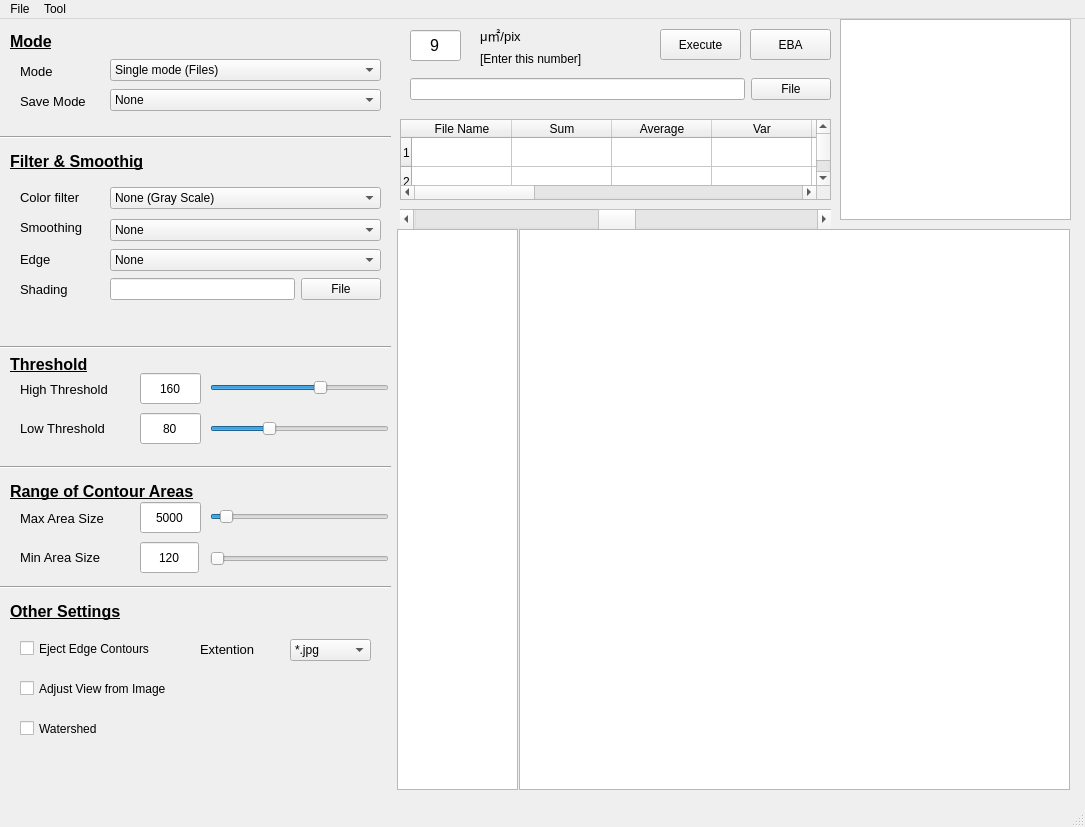
Qt form pyside_blog/pygraph_Opencv.ui (tatabox2000/Data_science) before a commit.
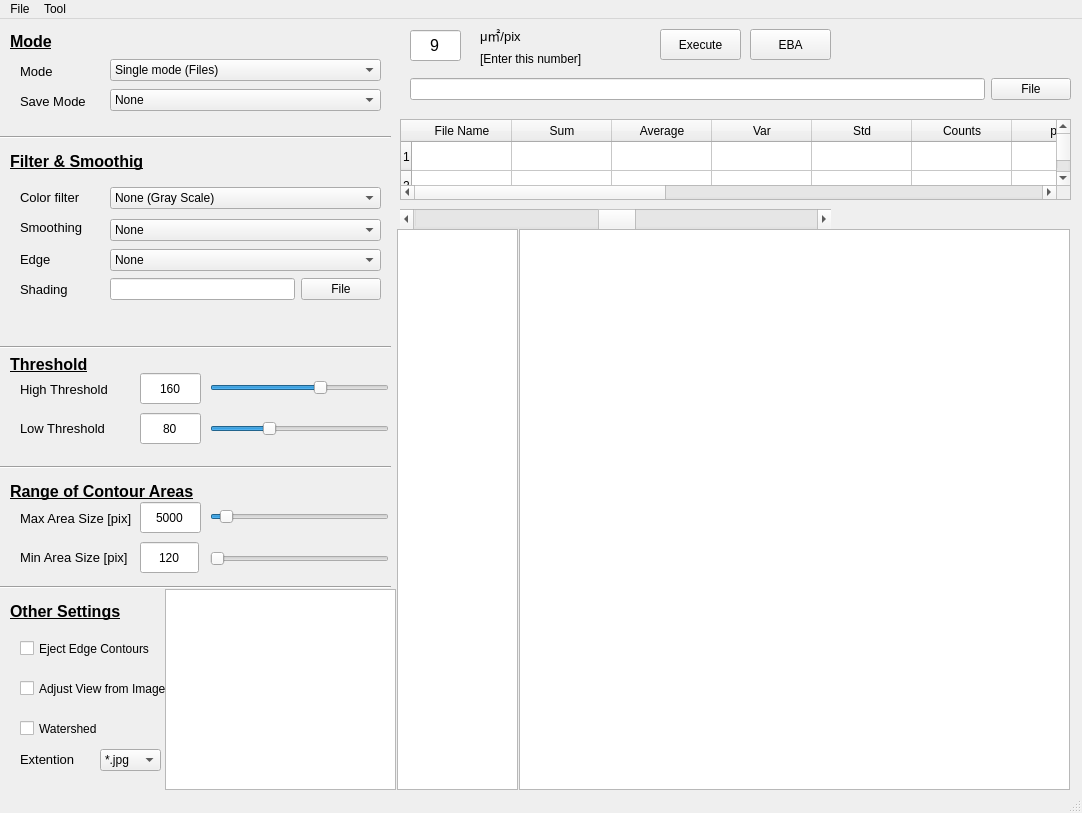
The same form after that commit. Custom widgets are drawn as their Qt base class.

```diff
--- a/pyside_blog/pygraph_Opencv.ui
+++ b/pyside_blog/pygraph_Opencv.ui
@@ -6,8 +6,8 @@
    <rect>
     <x>0</x>
     <y>0</y>
-    <width>1085</width>
-    <height>827</height>
+    <width>1082</width>
+    <height>813</height>
    </rect>
   </property>
   <property name="sizePolicy">
@@ -31,7 +31,7 @@
      <rect>
       <x>410</x>
       <y>50</y>
-      <width>421</width>
+      <width>661</width>
       <height>41</height>
      </rect>
     </property>
@@ -494,7 +494,7 @@
         </font>
        </property>
        <property name="text">
-        <string>Max Area Size</string>
+        <string>Max Area Size [pix]</string>
        </property>
       </widget>
      </item>
@@ -506,7 +506,7 @@
         </font>
        </property>
        <property name="text">
-        <string>Min Area Size</string>
+        <string>Min Area Size [pix]</string>
        </property>
       </widget>
      </item>
@@ -755,8 +755,8 @@
    <widget class="GraphicsLayoutWidget" name="sub_view">
     <property name="geometry">
      <rect>
-      <x>840</x>
-      <y>0</y>
+      <x>165</x>
+      <y>570</y>
       <width>231</width>
       <height>201</height>
      </rect>
@@ -784,8 +784,8 @@
    <widget class="QLabel" name="label_14">
     <property name="geometry">
      <rect>
-      <x>200</x>
-      <y>620</y>
+      <x>20</x>
+      <y>730</y>
       <width>81</width>
       <height>21</height>
      </rect>
@@ -802,9 +802,9 @@
    <widget class="QComboBox" name="extention_combo">
     <property name="geometry">
      <rect>
-      <x>290</x>
-      <y>620</y>
-      <width>81</width>
+      <x>100</x>
+      <y>730</y>
+      <width>61</width>
       <height>22</height>
      </rect>
     </property>
@@ -920,7 +920,7 @@
      <rect>
       <x>400</x>
       <y>100</y>
-      <width>431</width>
+      <width>671</width>
       <height>81</height>
      </rect>
     </property>
@@ -931,7 +931,7 @@
      <number>2</number>
     </property>
     <property name="columnCount">
-     <number>13</number>
+     <number>15</number>
     </property>
     <attribute name="horizontalHeaderDefaultSectionSize">
      <number>100</number>
@@ -977,6 +977,16 @@
       <string>Counts</string>
      </property>
     </column>
+    <column>
+     <property name="text">
+      <string>ppm</string>
+     </property>
+    </column>
+    <column>
+     <property name="text">
+      <string>μ㎡/㎡</string>
+     </property>
+    </column>
     <column/>
     <column/>
     <column/>
@@ -984,22 +994,6 @@
     <column/>
     <column/>
     <column/>
-    <item row="0" column="6">
-     <property name="text">
-      <string/>
-     </property>
-     <property name="textAlignment">
-      <set>AlignHCenter|AlignVCenter|AlignCenter</set>
-     </property>
-    </item>
-    <item row="0" column="7">
-     <property name="text">
-      <string/>
-     </property>
-     <property name="textAlignment">
-      <set>AlignHCenter|AlignVCenter|AlignCenter</set>
-     </property>
-    </item>
     <item row="0" column="8">
      <property name="text">
       <string/>
@@ -1008,7 +1002,7 @@
       <set>AlignHCenter|AlignVCenter|AlignCenter</set>
      </property>
     </item>
-    <item row="1" column="6">
+    <item row="0" column="9">
      <property name="text">
       <string/>
      </property>
@@ -1016,7 +1010,7 @@
       <set>AlignHCenter|AlignVCenter|AlignCenter</set>
      </property>
     </item>
-    <item row="1" column="7">
+    <item row="0" column="10">
      <property name="text">
       <string/>
      </property>
@@ -1032,6 +1026,22 @@
       <set>AlignHCenter|AlignVCenter|AlignCenter</set>
      </property>
     </item>
+    <item row="1" column="9">
+     <property name="text">
+      <string/>
+     </property>
+     <property name="textAlignment">
+      <set>AlignHCenter|AlignVCenter|AlignCenter</set>
+     </property>
+    </item>
+    <item row="1" column="10">
+     <property name="text">
+      <string/>
+     </property>
+     <property name="textAlignment">
+      <set>AlignHCenter|AlignVCenter|AlignCenter</set>
+     </property>
+    </item>
    </widget>
    <widget class="QLabel" name="label_18">
     <property name="geometry">
@@ -1081,7 +1091,7 @@
      <rect>
       <x>20</x>
       <y>700</y>
-      <width>181</width>
+      <width>141</width>
       <height>19</height>
      </rect>
     </property>
@@ -1095,7 +1105,7 @@
     <rect>
      <x>0</x>
      <y>0</y>
-     <width>1085</width>
+     <width>1082</width>
      <height>24</height>
     </rect>
    </property>
```
